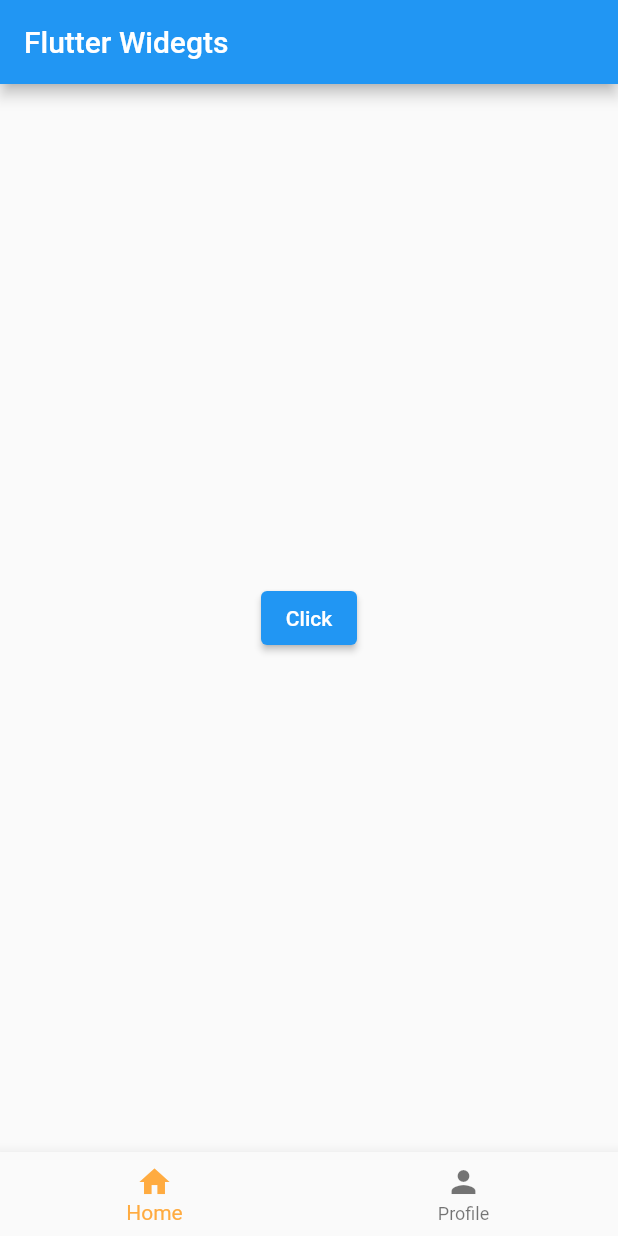
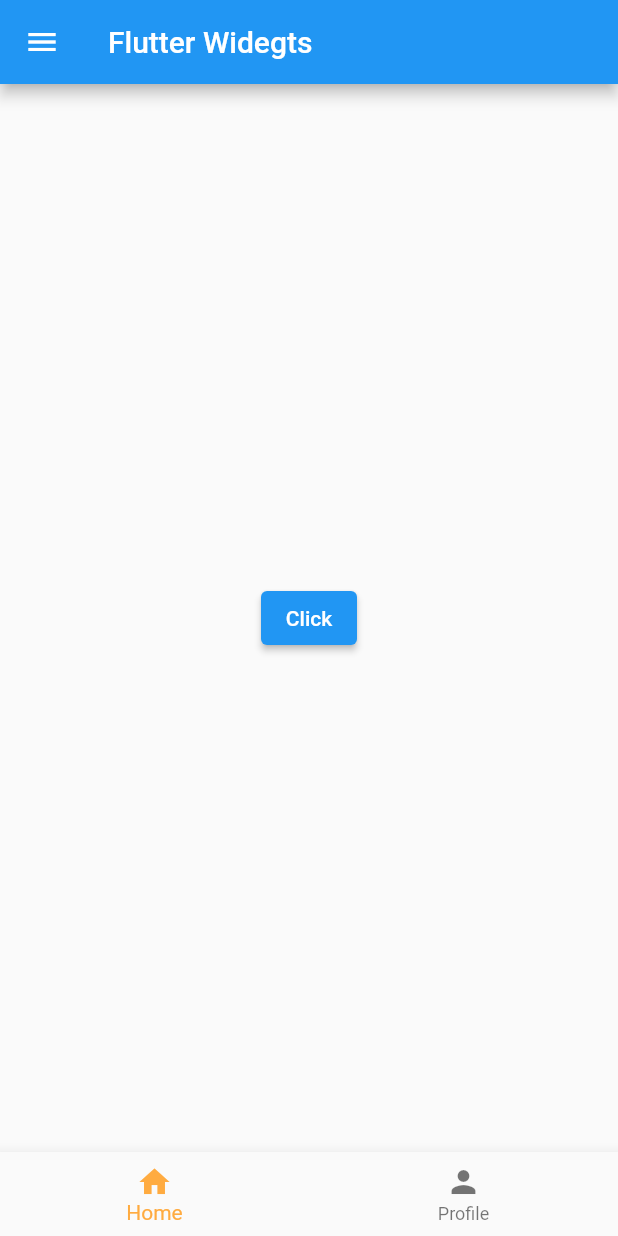
Before and after one commit to shaurya019/ALL_Flutter-Widgets, a Flutter app: the screen it shows after launch, on a phone screen of 412 x 824 dp. Run offline on Flutter 3.47's test engine with Material 2 defaults, Android fonts, the phone set to English and light mode, and no system bars.

```diff
--- a/lib/main.dart
+++ b/lib/main.dart
@@ -48,6 +48,9 @@ class _MyHomePageState extends State<MyHomePage> with TickerProviderStateMixin{
           child: Text('Click'),
         ),
       ),
+      drawer: const Drawer(
+          child:SafeArea(child: ListTile(title:Text('Click'),),),
+      ),
       bottomNavigationBar:BottomNavigationBar(
         items: [
           BottomNavigationBarItem(
```
